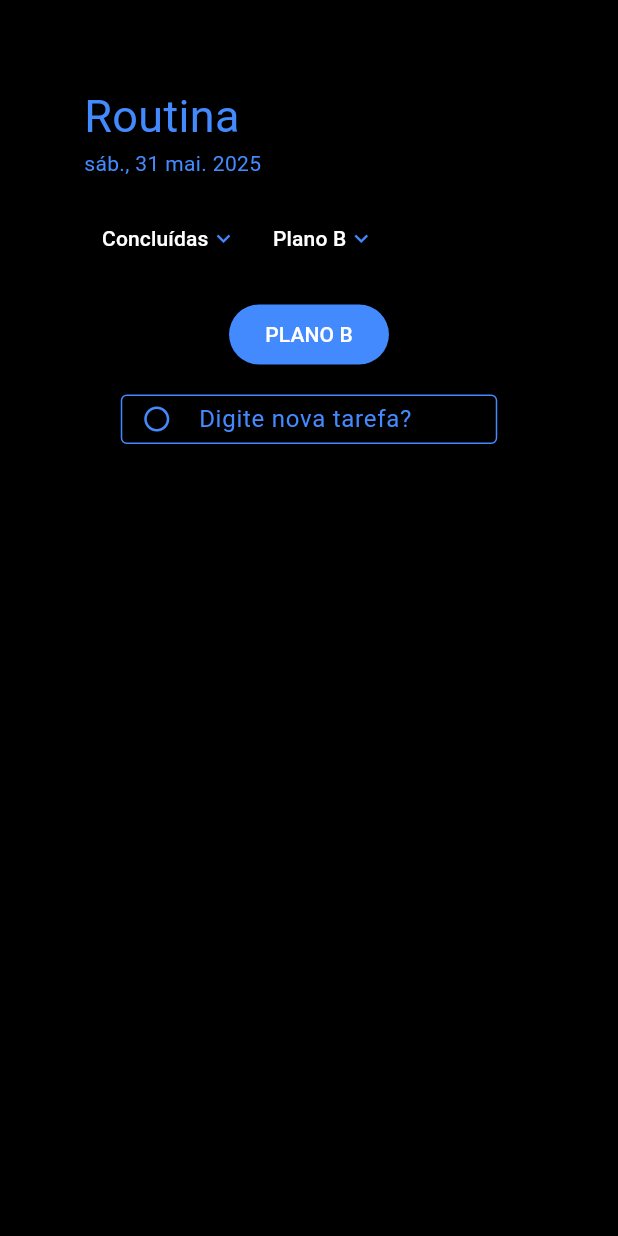
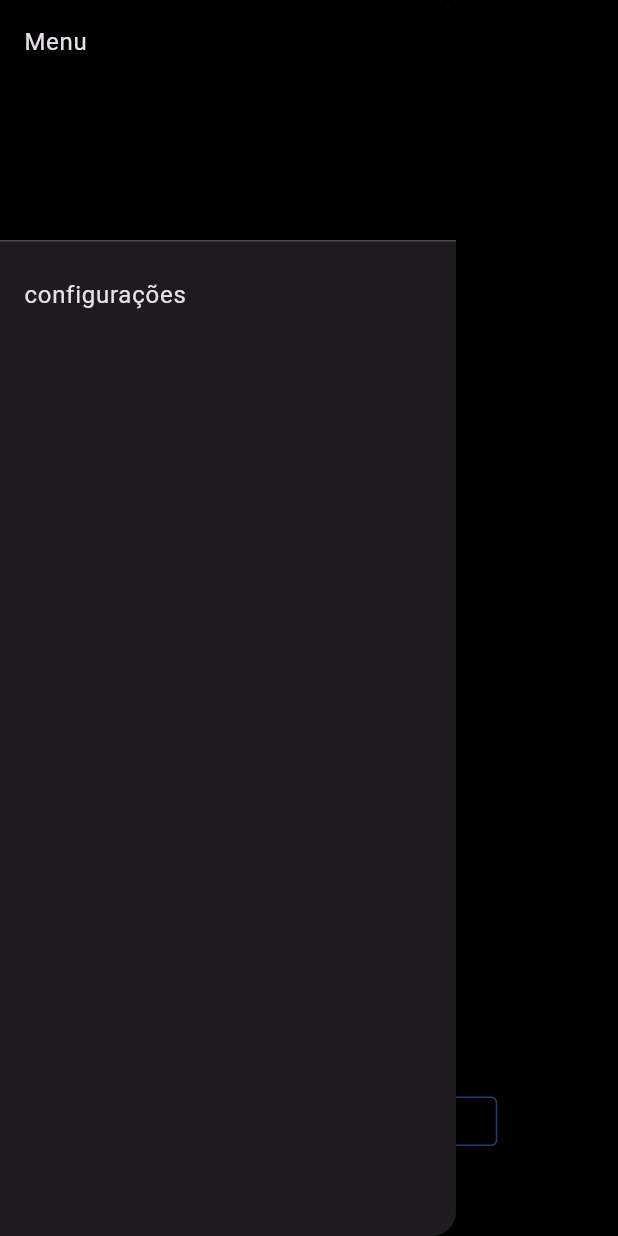
Before and after one commit to victor-nadalini/Routina, a Flutter app: the HomeScreen screen opened by its route, with the side drawer open (before the commit the screen has no drawer), on a phone screen of 412 x 824 dp. Run offline on Flutter 3.47's test engine with Material 3 defaults, Android fonts, the phone set to English and light mode, and no system bars; our stand-ins replace hive, logger; accounts and stored records are empty.

Commit message:
design aprimorado do app

```diff
--- a/lib/main.dart
+++ b/lib/main.dart
@@ -21,6 +21,7 @@ void main() async {
   final dir = await getApplicationCacheDirectory();
   Hive.init(dir.path);
 
+  // usar so durante o desenvolvimento
   await Hive.deleteBoxFromDisk('TasksAtivas');
   await Hive.deleteBoxFromDisk('TasksConcluidas');
 
--- a/lib/screens/home_screen.dart
+++ b/lib/screens/home_screen.dart
@@ -2,8 +2,6 @@ import 'package:flutter/material.dart';
 import 'package:logger/logger.dart';
 import 'package:routina/controllers/task_controller.dart';
 import 'package:intl/intl.dart';
-
-
 
 class HomeScreen extends StatefulWidget {
   const HomeScreen({super.key});
@@ -21,8 +19,10 @@ class _HomeScreenState extends State<HomeScreen> {
   bool mostrarConcluidaPlanob = false;
   DateTime date = DateTime.now();
 
-  late String dateFormat = DateFormat('EEE, dd MMM yyyy', 'pt_BR',).format(date); //parei aqui
-
+  late String dateFormat = DateFormat(
+    'EEE, dd MMM yyyy',
+    'pt_BR',
+  ).format(date); //parei aqui
 
   @override
   void initState() {
@@ -33,8 +33,37 @@ class _HomeScreenState extends State<HomeScreen> {
   Widget build(BuildContext context) {
     return Scaffold(
       backgroundColor: Colors.black,
+      appBar: AppBar(
+        backgroundColor: Colors.black,
+        leading: Builder(
+          builder: (context) {
+            return IconButton(
+              color: Colors.blueAccent,
+              icon: const Icon(Icons.menu, size: 25,),
+              onPressed: () {
+                Scaffold.of(context).openDrawer();
+              },
+            );
+          },
+        ),
+      ),
+      drawer: Drawer(
+        child: ListView(
+          padding: EdgeInsets.zero,
+          children: [
+            const DrawerHeader(
+              decoration: BoxDecoration(color: Colors.black),
+              child: Text("Menu"),
+            ),
+
+            ListTile(title: const Text("configurações"), onTap: () {
+               Navigator.pop(context);
+            }),
+          ],
+        ),
+      ),
       body: SingleChildScrollView(
-        padding: EdgeInsets.all(40),
+        //padding: EdgeInsets.all(40),
         child: Container(
           padding: EdgeInsets.all(16),
           child: Column(
@@ -89,11 +118,10 @@ class _HomeScreenState extends State<HomeScreen> {
                       padding: EdgeInsets.only(right: 20),
                       child: Icon(Icons.delete, color: Colors.white),
                     ),
-                    // rodear por um button
                     child: Container(
                       width: 340,
                       height: 73,
-                      margin: EdgeInsets.only(bottom: 11),
+                      margin: EdgeInsets.only(top: 11),
                       decoration: BoxDecoration(
                         color: Colors.black,
                         borderRadius: BorderRadius.circular(5),
@@ -157,6 +185,7 @@ class _HomeScreenState extends State<HomeScreen> {
                           "Concluídas",
                           style: TextStyle(color: Colors.white),
                         ),
+
                         SizedBox(width: 1),
                         Icon(
                           mostrarConcluida
@@ -275,9 +304,15 @@ class _HomeScreenState extends State<HomeScreen> {
                     );
                   },
                 ),
-
-              SizedBox(height: 16),
-
+            ],
+            ),
+          ),
+        ),
+        bottomNavigationBar: Padding(
+          padding: EdgeInsets.all(60),
+        child: Column(
+           mainAxisSize: MainAxisSize.min,
+                children: [
                 ElevatedButton(
                   onPressed: () {
                     Navigator.pushReplacementNamed(context, '/change');
@@ -307,7 +342,11 @@ class _HomeScreenState extends State<HomeScreen> {
                       decoration: InputDecoration(
                         prefixIcon: Padding(
                           padding: EdgeInsets.only(left: 0),
-                        child: Icon(Icons.radio_button_unchecked, color: Colors.blueAccent, size: 20, ),
+                          child: Icon(
+                            Icons.radio_button_unchecked,
+                            color: Colors.blueAccent,
+                            size: 20,
+                          ),
                         ),
                         border: OutlineInputBorder(),
                         enabledBorder: OutlineInputBorder(
@@ -342,7 +381,6 @@ class _HomeScreenState extends State<HomeScreen> {
                 ],
               ),
         ),
-      ),
     );
   }
 }
```
Lines whose indentation alone changed are shown as unchanged.
